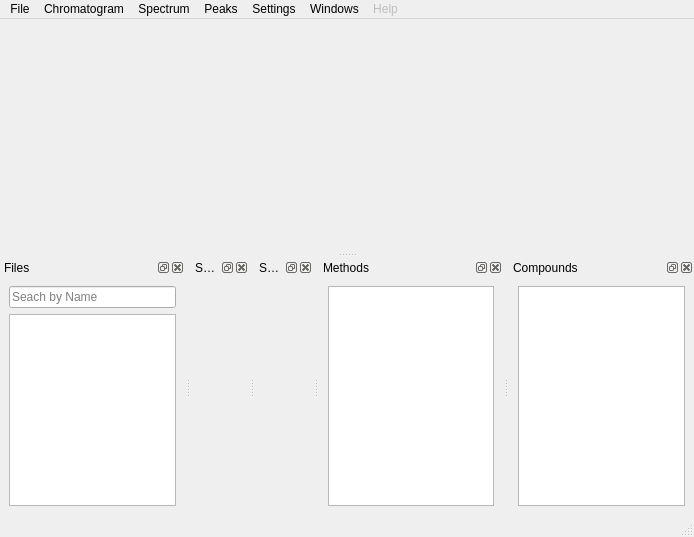
Above: aston/ui/aston.ui from bovee/Aston before the change. Below: the same form after it.
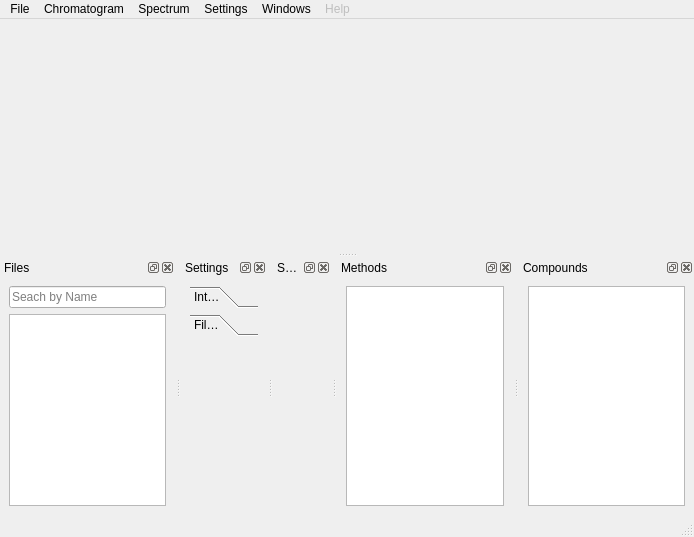
That is the form after the change.

Patch:
```diff
--- a/aston/ui/aston.ui
+++ b/aston/ui/aston.ui
@@ -76,14 +76,6 @@
      <string>Help</string>
     </property>
    </widget>
-   <widget class="QMenu" name="menuPeaks">
-    <property name="title">
-     <string>Peaks</string>
-    </property>
-    <addaction name="actionCalculate_Isotopic"/>
-    <addaction name="actionExport_Peak_List"/>
-    <addaction name="actionIdentify"/>
-   </widget>
    <widget class="QMenu" name="menuWindows">
     <property name="title">
      <string>Windows</string>
@@ -106,7 +98,6 @@
    <addaction name="menuFile"/>
    <addaction name="menuIntegrate"/>
    <addaction name="menuSpectrum"/>
-   <addaction name="menuPeaks"/>
    <addaction name="menuSettings"/>
    <addaction name="menuWindows"/>
    <addaction name="menuHelp"/>
@@ -153,11 +144,37 @@
    <widget class="QWidget" name="dockWidgetContents_3">
     <layout class="QHBoxLayout" name="horizontalLayout_4">
      <item>
-      <layout class="QFormLayout" name="filterLayout">
-       <property name="fieldGrowthPolicy">
-        <enum>QFormLayout::ExpandingFieldsGrow</enum>
+      <widget class="QToolBox" name="toolBox">
+       <property name="currentIndex">
+        <number>1</number>
        </property>
-      </layout>
+       <widget class="QWidget" name="page">
+        <property name="geometry">
+         <rect>
+          <x>0</x>
+          <y>0</y>
+          <width>72</width>
+          <height>159</height>
+         </rect>
+        </property>
+        <attribute name="label">
+         <string>Integration</string>
+        </attribute>
+       </widget>
+       <widget class="QWidget" name="page_2">
+        <property name="geometry">
+         <rect>
+          <x>0</x>
+          <y>0</y>
+          <width>72</width>
+          <height>159</height>
+         </rect>
+        </property>
+        <attribute name="label">
+         <string>File Locations</string>
+        </attribute>
+       </widget>
+      </widget>
      </item>
     </layout>
    </widget>
```
Left out of the diff: 115 changed lines with no effect on the pictures.
